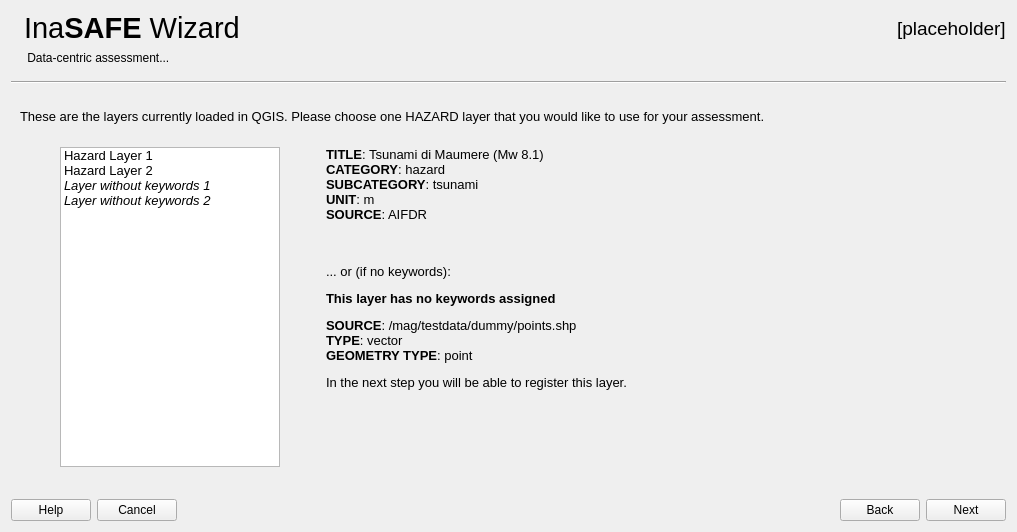
Old version of the form safe_qgis/ui/wizard_dialog_base.ui in the repository inasafe/inasafe.
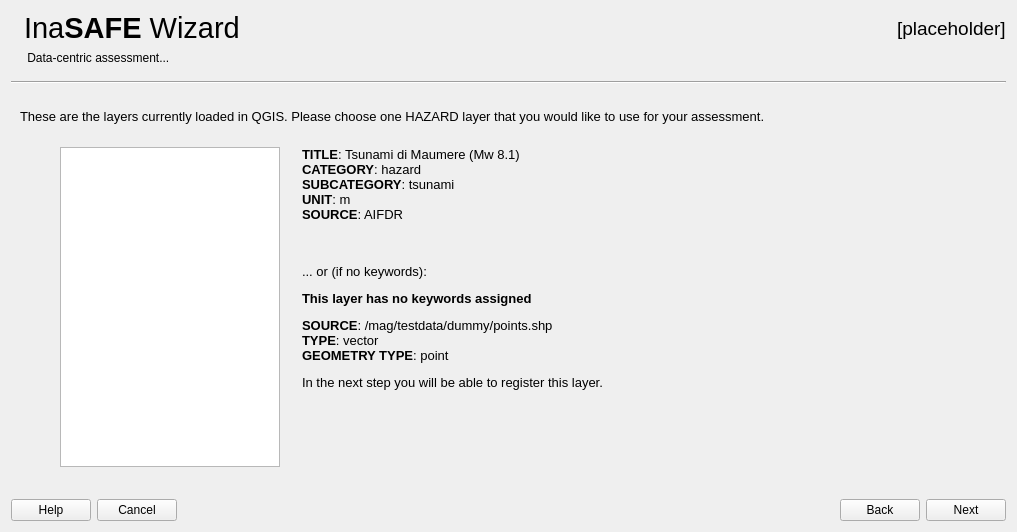
New version of the form. The open tabs and pages were chosen to show the change. Icons and pictures are not drawn.

Commit message: [Wizard] Follow up f0b0a77e05c13

```diff
--- a/safe_qgis/ui/wizard_dialog_base.ui
+++ b/safe_qgis/ui/wizard_dialog_base.ui
@@ -1915,7 +1915,7 @@
            </property>
            <property name="sizeHint" stdset="0">
             <size>
-             <width>40</width>
+             <width>16</width>
              <height>20</height>
             </size>
            </property>
@@ -1929,6 +1929,9 @@
            <property name="alignment">
             <set>Qt::AlignLeading|Qt::AlignLeft|Qt::AlignTop</set>
            </property>
+           <property name="wordWrap">
+            <bool>true</bool>
+           </property>
           </widget>
          </item>
          <item row="0" column="4">
@@ -1986,36 +1989,6 @@
              <height>16777215</height>
             </size>
            </property>
-           <item>
-            <property name="text">
-             <string>Hazard Layer 1</string>
-            </property>
-           </item>
-           <item>
-            <property name="text">
-             <string>Hazard Layer 2</string>
-            </property>
-           </item>
-           <item>
-            <property name="text">
-             <string>Layer without keywords 1</string>
-            </property>
-            <property name="font">
-             <font>
-              <italic>true</italic>
-             </font>
-            </property>
-           </item>
-           <item>
-            <property name="text">
-             <string>Layer without keywords 2</string>
-            </property>
-            <property name="font">
-             <font>
-              <italic>true</italic>
-             </font>
-            </property>
-           </item>
           </widget>
          </item>
         </layout>
```
Left out of the diff: 18 changed lines with no effect on the pictures. The commit also changes 2 other files.
